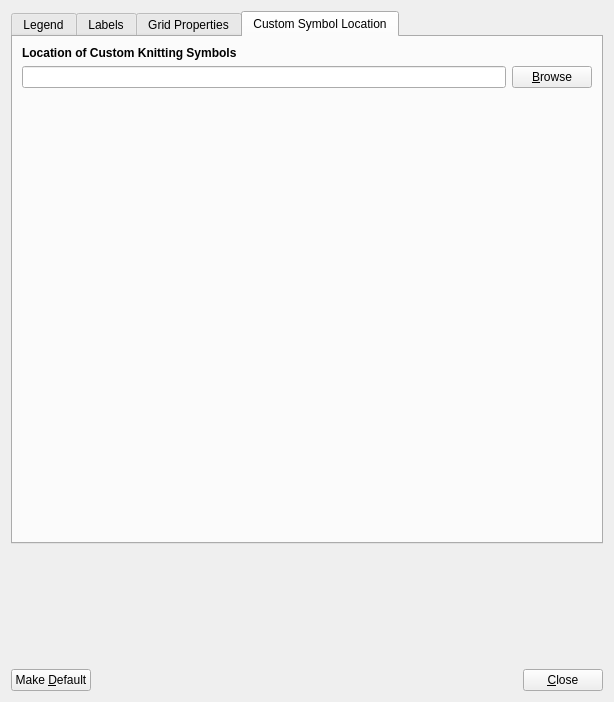
The window that sconcho/gui/ui/preferences_dialog.ui (haskelladdict/sconcho) describes before a commit, drawn with Qt 5.
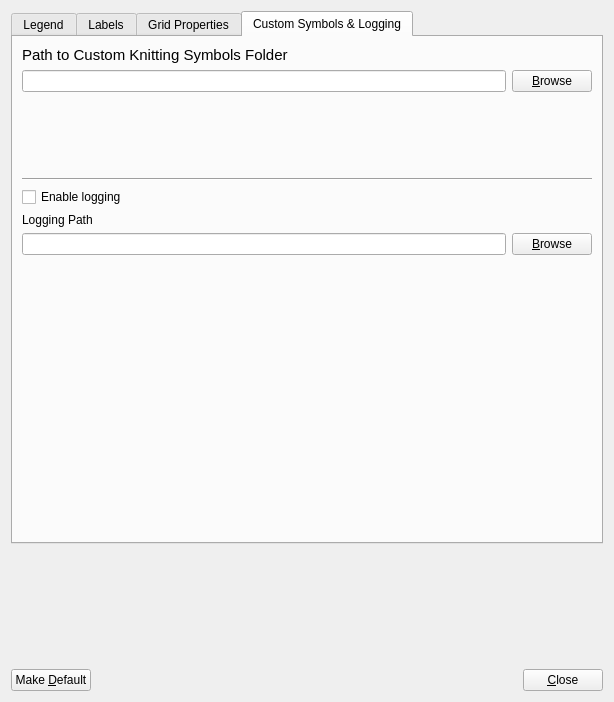
The same window after the commit. The open tabs and pages were chosen to show the change.

Commit message: More fixes to logging and interface improvements.

The edit to the form file:
```diff
--- a/sconcho/gui/ui/preferences_dialog.ui
+++ b/sconcho/gui/ui/preferences_dialog.ui
@@ -669,7 +669,7 @@
      </widget>
      <widget class="QWidget" name="tab">
       <attribute name="title">
-       <string>Custom Symbol Location</string>
+       <string>Custom Symbols &amp;&amp; Logging</string>
       </attribute>
       <layout class="QVBoxLayout" name="verticalLayout_6">
        <item>
@@ -678,8 +678,8 @@
           <string>&lt;!DOCTYPE HTML PUBLIC &quot;-//W3C//DTD HTML 4.0//EN&quot; &quot;http://www.w3.org/TR/REC-html40/strict.dtd&quot;&gt;
 &lt;html&gt;&lt;head&gt;&lt;meta name=&quot;qrichtext&quot; content=&quot;1&quot; /&gt;&lt;style type=&quot;text/css&quot;&gt;
 p, li { white-space: pre-wrap; }
-&lt;/style&gt;&lt;/head&gt;&lt;body style=&quot; font-family:'Sans Serif'; font-size:9pt; font-weight:400; font-style:normal;&quot;&gt;
-&lt;p style=&quot; margin-top:0px; margin-bottom:0px; margin-left:0px; margin-right:0px; -qt-block-indent:0; text-indent:0px;&quot;&gt;&lt;span style=&quot; font-weight:600;&quot;&gt;Location of Custom Knitting Symbols&lt;/span&gt;&lt;/p&gt;&lt;/body&gt;&lt;/html&gt;</string>
+&lt;/style&gt;&lt;/head&gt;&lt;body style=&quot; font-family:'DejaVu LGC Sans'; font-size:11pt; font-weight:400; font-style:normal;&quot;&gt;
+&lt;p style=&quot; margin-top:0px; margin-bottom:0px; margin-left:0px; margin-right:0px; -qt-block-indent:0; text-indent:0px;&quot;&gt;&lt;span style=&quot; font-family:'Sans Serif';&quot;&gt;Path to Custom Knitting Symbols Folder&lt;/span&gt;&lt;/p&gt;&lt;/body&gt;&lt;/html&gt;</string>
          </property>
         </widget>
        </item>
@@ -700,6 +700,63 @@
          </item>
         </layout>
        </item>
+       <item>
+        <spacer name="verticalSpacer_8">
+         <property name="orientation">
+          <enum>Qt::Vertical</enum>
+         </property>
+         <property name="sizeType">
+          <enum>QSizePolicy::Minimum</enum>
+         </property>
+         <property name="sizeHint" stdset="0">
+          <size>
+           <width>20</width>
+           <height>80</height>
+          </size>
+         </property>
+        </spacer>
+       </item>
+       <item>
+        <widget class="Line" name="line">
+         <property name="orientation">
+          <enum>Qt::Horizontal</enum>
+         </property>
+        </widget>
+       </item>
+       <item>
+        <widget class="QCheckBox" name="enableLoggingChecker">
+         <property name="toolTip">
+          <string>Enable logging of internal sconcho warnings/errors to file at logging Path. *Note* This setting requires a sconcho restart to take effect.</string>
+         </property>
+         <property name="text">
+          <string>Enable logging</string>
+         </property>
+        </widget>
+       </item>
+       <item>
+        <widget class="QLabel" name="label_14">
+         <property name="text">
+          <string>Logging Path</string>
+         </property>
+        </widget>
+       </item>
+       <item>
+        <layout class="QHBoxLayout" name="horizontalLayout_9">
+         <item>
+          <widget class="QLineEdit" name="loggingPathEdit"/>
+         </item>
+         <item>
+          <widget class="QPushButton" name="loggingPathButton">
+           <property name="text">
+            <string>&amp;Browse</string>
+           </property>
+           <property name="autoDefault">
+            <bool>false</bool>
+           </property>
+          </widget>
+         </item>
+        </layout>
+       </item>
        <item>
         <spacer name="verticalSpacer_3">
          <property name="orientation">
```
Left out of the diff: 14 changed lines with no effect on the pictures. The commit also changes 16 other files.
